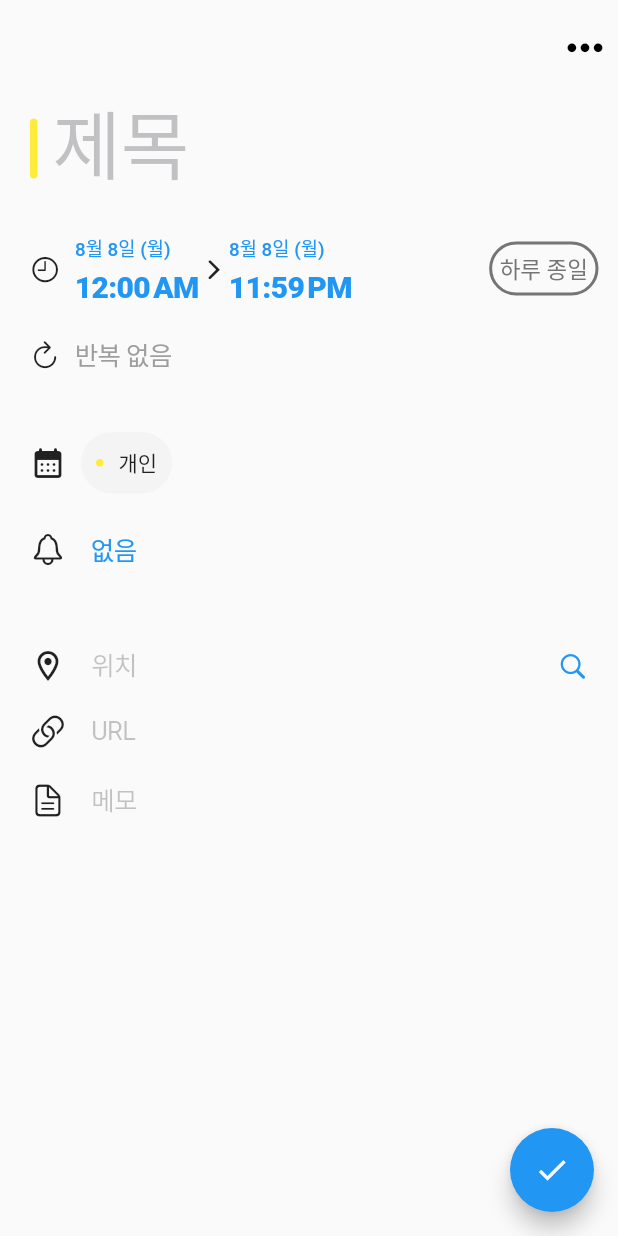
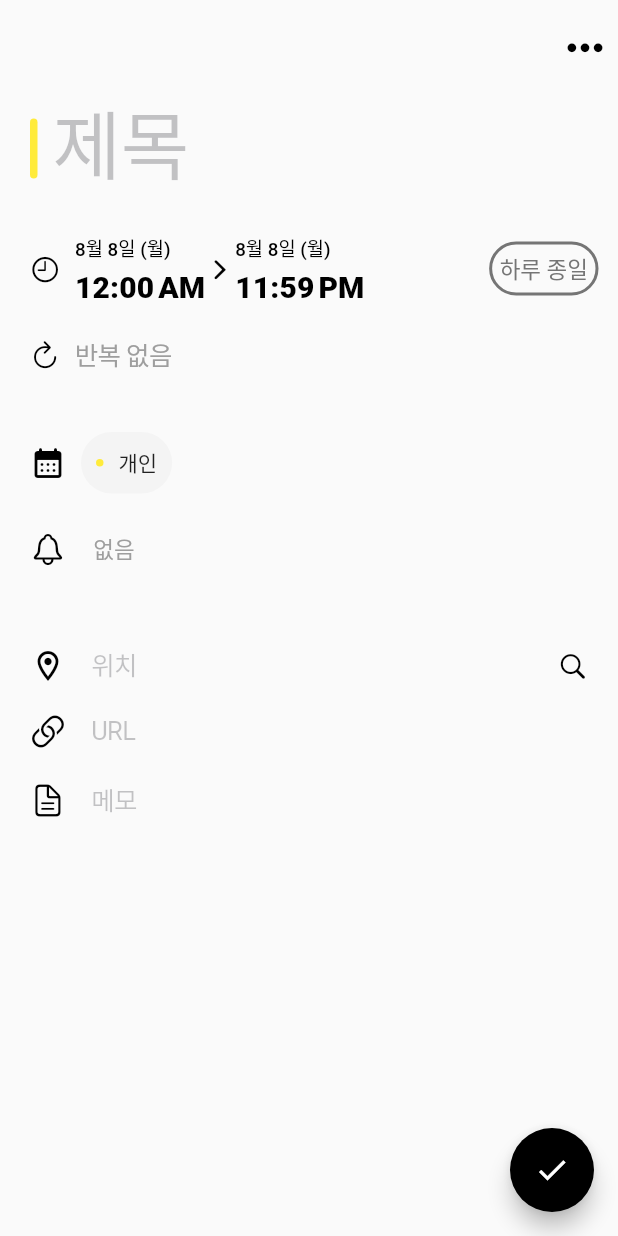
Before and after one commit to UkiDelly/calendar-with-hashtag, a Flutter app: the AddNewEventPage screen opened directly with empty values, on a phone screen of 412 x 824 dp. Run offline on Flutter 3.47's test engine with Material 2 defaults, Android fonts, the phone set to English and light mode, and no system bars; our stand-ins replace flutter_riverpod, flutter_svg, modal_bottom_sheet, table_calendar.

Commit message:
fix the overflow

```diff
--- a/lib/data/events.dart
+++ b/lib/data/events.dart
@@ -17,5 +17,5 @@ List<CalendarEvent> events = [
     account: accounts[1],
     alarm: {},
     allDay: true,
-  )
+  ),
 ];
--- a/lib/main.dart
+++ b/lib/main.dart
@@ -14,16 +14,20 @@ class MyApp extends StatelessWidget {
   @override
   Widget build(BuildContext context) {
 
+
     // only light mode
-    SystemChrome.setSystemUIOverlayStyle(const SystemUiOverlayStyle(
-            statusBarBrightness: Brightness.light)
-        );
+    SystemChrome.setSystemUIOverlayStyle(
+        const SystemUiOverlayStyle(statusBarBrightness: Brightness.light));
     return MaterialApp(
       debugShowCheckedModeBanner: false,
 
       // Theme
       themeMode: ThemeMode.light,
-      theme: ThemeData(brightness: Brightness.light, textTheme: _textTheme),
+      theme: ThemeData(
+          brightness: Brightness.light,
+          textTheme: textTheme,
+          primaryColor: Colors.black,
+          iconTheme: const IconThemeData(color: Colors.black)),
 
       //
       home: MainView(
@@ -33,7 +37,10 @@ class MyApp extends StatelessWidget {
   }
 }
 
-TextTheme _textTheme = const TextTheme().copyWith(
+
+// theme data
+// text theme
+final TextTheme textTheme = const TextTheme().copyWith(
     titleLarge: const TextStyle(fontWeight: FontWeight.bold, fontSize: 30),
     titleMedium: const TextStyle(fontWeight: FontWeight.w700, fontSize: 22),
     titleSmall: const TextStyle(fontWeight: FontWeight.w700, fontSize: 20),
--- a/lib/model/calendar_event.dart
+++ b/lib/model/calendar_event.dart
@@ -27,4 +27,28 @@ class CalendarEvent {
   String toString() {
     return "CalendarEvent(title: $title, startTime: $startTime, endTime: $endTime, account: ${account.name}, alarm: $alarm , location: $location, url: $url, memo: $memo,)";
   }
+
+  CalendarEvent copyWith({
+    String? title,
+    DateTime? startTime,
+    endTime,
+    bool? allDay,
+    Account? account,
+    Repeat? repeat,
+    Set<Alarm>? alarm,
+    String? location,
+    url,
+    memo,
+  }) {
+    return CalendarEvent(
+      title: title ?? this.title,
+      startTime: startTime ?? this.startTime,
+      endTime: endTime ?? this.endTime,
+      allDay: allDay ?? this.allDay,
+      account: account ?? this.account,
+      repeat: repeat ?? this.repeat,
+      alarm: alarm ?? this.alarm,
+      memo: memo ?? this.memo,
+    );
+  }
 }
--- a/lib/provider/events_list.dart
+++ b/lib/provider/events_list.dart
@@ -23,6 +23,8 @@ class EventsNotifier extends StateNotifier<List<CalendarEvent>> {
       }
     }
 
+    void updateEvent(CalendarEvent event) {}
+
     return temp;
   }
 }
--- a/lib/view/Main/main_view.dart
+++ b/lib/view/Main/main_view.dart
@@ -18,6 +18,7 @@ class _MainViewState extends State<MainView> {
   Widget build(BuildContext context) {
     return Scaffold(
       body: SafeArea(
+        child: SingleChildScrollView(
           child: Column(
             children: [
               // App bar
@@ -48,6 +49,7 @@ class _MainViewState extends State<MainView> {
             ],
           ),
         ),
+      ),
     );
   }
 }
--- a/lib/view/Main/widget/events/event_list.dart
+++ b/lib/view/Main/widget/events/event_list.dart
@@ -75,7 +75,6 @@ class _EventListState extends ConsumerState<EventList> {
   }
 
   Widget eventList() {
-    return Consumer(builder: (context, ref, child) {
     DateTime selectedDate = ref.watch(selectedDateProvider);
     List<CalendarEvent> eventList =
         ref.watch(eventListProvider.notifier).getEventsforDay(selectedDate);
@@ -83,6 +82,7 @@ class _EventListState extends ConsumerState<EventList> {
     return ListView.builder(
       shrinkWrap: true,
       itemCount: eventList.length,
+      physics: const NeverScrollableScrollPhysics(),
       padding: const EdgeInsets.fromLTRB(5, 5, 5, 0),
       itemBuilder: (context, index) {
         return EventCardTile(
@@ -90,6 +90,5 @@ class _EventListState extends ConsumerState<EventList> {
         );
       },
     );
-    });
   }
 }
--- a/lib/view/New Event/Repeat/repeat_pick.dart
+++ b/lib/view/New Event/Repeat/repeat_pick.dart
@@ -186,8 +186,10 @@ class _RepeatSelectPageState extends State<RepeatSelectPage> {
               //* Repeat option
               Text(
                 convertRepeat(r),
-                style:
-                    const TextStyle(fontSize: 17, fontWeight: FontWeight.w500),
+                style: Theme.of(context)
+                    .textTheme
+                    .bodySmall!
+                    .copyWith(color: Colors.black),
               ),
 
               //* Check icon
--- a/lib/view/New Event/new_event_page.dart
+++ b/lib/view/New Event/new_event_page.dart
@@ -62,7 +62,7 @@ class _AddNewEventPageState extends ConsumerState<AddNewEventPage> {
   Widget build(BuildContext context) {
     return Scaffold(
         floatingActionButton: FloatingActionButton(
-          backgroundColor: CupertinoTheme.of(context).primaryColor,
+          backgroundColor: Theme.of(context).primaryColor,
           onPressed: () {
             // create event instance
             event = CalendarEvent(
@@ -191,6 +191,7 @@ class _AddNewEventPageState extends ConsumerState<AddNewEventPage> {
             decoration: const BoxDecoration(),
             style: const TextStyle(fontSize: 50),
             placeholder: "제목",
+            cursorColor: Theme.of(context).primaryColor,
 
             // save the title when done typing
             onChanged: (value) => setState(() {
--- a/lib/view/New Event/widgets/alarm.dart
+++ b/lib/view/New Event/widgets/alarm.dart
@@ -1,5 +1,6 @@
 import 'package:care_square_assignment/view/New%20Event/Alarm/alarm_picker.dart';
 import 'package:flutter/cupertino.dart';
+import 'package:flutter/material.dart';
 import 'package:modal_bottom_sheet/modal_bottom_sheet.dart';
 
 import '../../../model/alarm._enum.dart';
@@ -54,7 +55,13 @@ class _AlarmWidgetState extends State<AlarmWidget> {
                   .whenComplete(() => null),
 
               // if the alarm is empty,show no alarm selected. if not null, show the list of selected alarm.  show no alarm selected
-              child: alarmList.isEmpty ? const Text("없음") : alarms(),
+              child: alarmList.isEmpty
+                  ? Text("없음",
+                      style: Theme.of(context)
+                          .textTheme
+                          .bodySmall!
+                          .copyWith(color: Colors.grey, fontSize: 15))
+                  : alarms(),
             ),
           ),
         ),
@@ -77,7 +84,8 @@ class _AlarmWidgetState extends State<AlarmWidget> {
                 color: const Color(0xfff4f4f4)),
             child: Text(
               convertAlarm(selectedAlarm),
-              style: const TextStyle(fontSize: 12.5),
+              style: Theme.of(context).textTheme.bodySmall!.copyWith(
+                  color: Theme.of(context).primaryColor, fontSize: 12.5),
             ),
           )
       ],
--- a/lib/view/New Event/widgets/date.dart
+++ b/lib/view/New Event/widgets/date.dart
@@ -173,11 +173,11 @@ class _TimePickState extends State<TimePick> {
                 ? TextStyle(
                     fontSize: 20,
                     fontWeight: FontWeight.w700,
-                    color: CupertinoTheme.of(context).primaryColor)
+                    color: Theme.of(context).primaryColor)
                 : TextStyle(
                     fontSize: 12.5,
                     fontWeight: FontWeight.w500,
-                    color: CupertinoTheme.of(context).primaryColor),
+                    color: Theme.of(context).primaryColor),
             child: Text(
               "${startDate.month}월 ${startDate.day}일 (${weekDay(startDate.weekday)})",
             ),
@@ -202,10 +202,10 @@ class _TimePickState extends State<TimePick> {
               curve: Curves.fastLinearToSlowEaseIn,
               child: Text(
                 formatTime(startDate),
-                style: const TextStyle(
-                  fontSize: 20,
-                  fontWeight: FontWeight.w800,
-                ),
+                style: Theme.of(context)
+                    .textTheme
+                    .titleSmall!
+                    .copyWith(fontWeight: FontWeight.w800),
               ),
             ),
 
@@ -241,11 +241,11 @@ class _TimePickState extends State<TimePick> {
                 ? TextStyle(
                     fontSize: 20,
                     fontWeight: FontWeight.w700,
-                    color: CupertinoTheme.of(context).primaryColor)
+                    color: Theme.of(context).primaryColor)
                 : TextStyle(
                     fontSize: 12.5,
                     fontWeight: FontWeight.w500,
-                    color: CupertinoTheme.of(context).primaryColor),
+                    color: Theme.of(context).primaryColor),
             child: Text(
               "${endDate.month}월 ${endDate.day}일 (${weekDay(endDate.weekday)})",
             ),
@@ -270,10 +270,10 @@ class _TimePickState extends State<TimePick> {
               curve: Curves.fastLinearToSlowEaseIn,
               child: Text(
                 formatTime(endDate),
-                style: const TextStyle(
-                  fontSize: 20,
-                  fontWeight: FontWeight.w800,
-                ),
+                style: Theme.of(context)
+                    .textTheme
+                    .titleSmall!
+                    .copyWith(fontWeight: FontWeight.w800),
               ),
             ),
 
--- a/lib/view/New Event/widgets/location.dart
+++ b/lib/view/New Event/widgets/location.dart
@@ -29,7 +29,10 @@ class _LocationWidgetState extends State<LocationWidget> {
         )),
         CupertinoButton(
           onPressed: () {},
-          child: const Icon(CupertinoIcons.search),
+          child: const Icon(
+            CupertinoIcons.search,
+            color: Colors.black,
+          ),
         )
       ],
     );
--- a/lib/view/New Event/widgets/repeat.dart
+++ b/lib/view/New Event/widgets/repeat.dart
@@ -36,12 +36,17 @@ class _RepeatWidgetState extends State<RepeatWidget> {
           onPressed: () => showCupertinoModalBottomSheet(
             useRootNavigator: true,
             context: context,
+
+            //
+            //* Go to the repeat select page
             builder: (context) => RepeatSelectPage(
               repeat: repeat,
             ),
           ).then((repeat) => setState(
                 () => this.repeat = repeat,
               )),
+
+          //
           child: SizedBox(
             child: repeat == Repeat.none
                 ? Text(
@@ -54,7 +59,10 @@ class _RepeatWidgetState extends State<RepeatWidget> {
                     decoration: BoxDecoration(
                         borderRadius: BorderRadius.circular(25),
                         color: const Color(0xfff4f4f4)),
-                    child: Text(convertRepeat(repeat)),
+                    child: Text(
+                      convertRepeat(repeat),
+                      style: Theme.of(context).textTheme.bodySmall,
+                    ),
                   ),
           ),
         )
```
Also changed, not shown: lib/view/Event/event_detail_page.dart (added, +15 -0 lines), lib/view/Main/widget/events/even_card.dart (+8 -2 lines), lib/view/New Event/Alarm/alarm_picker.dart (+18 -4 lines). Lines whose indentation alone changed are shown as unchanged.
